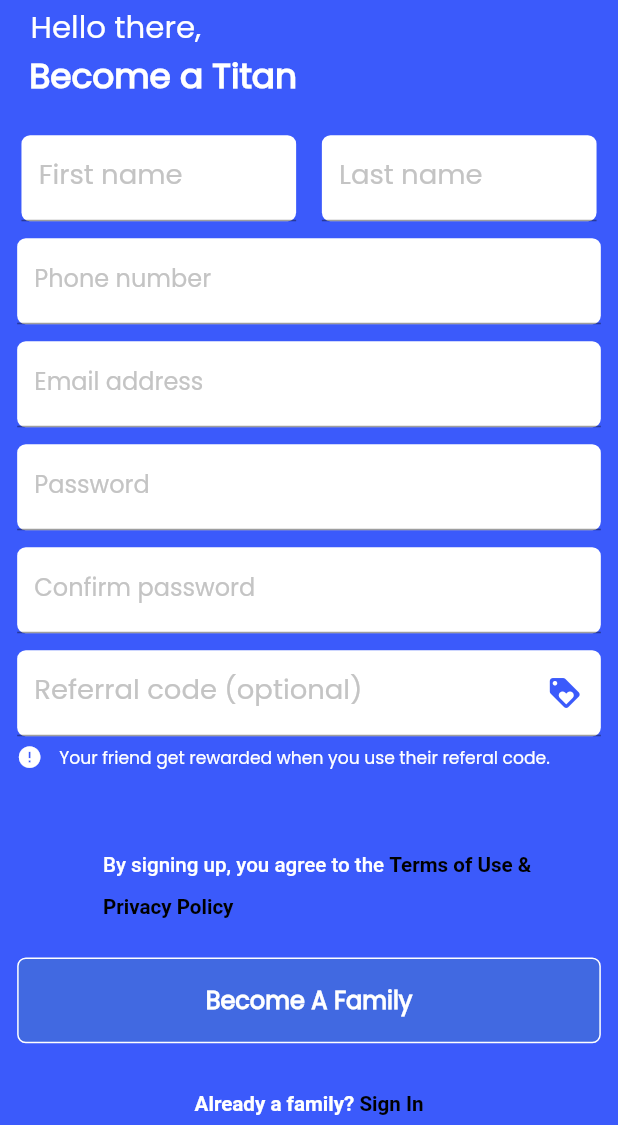
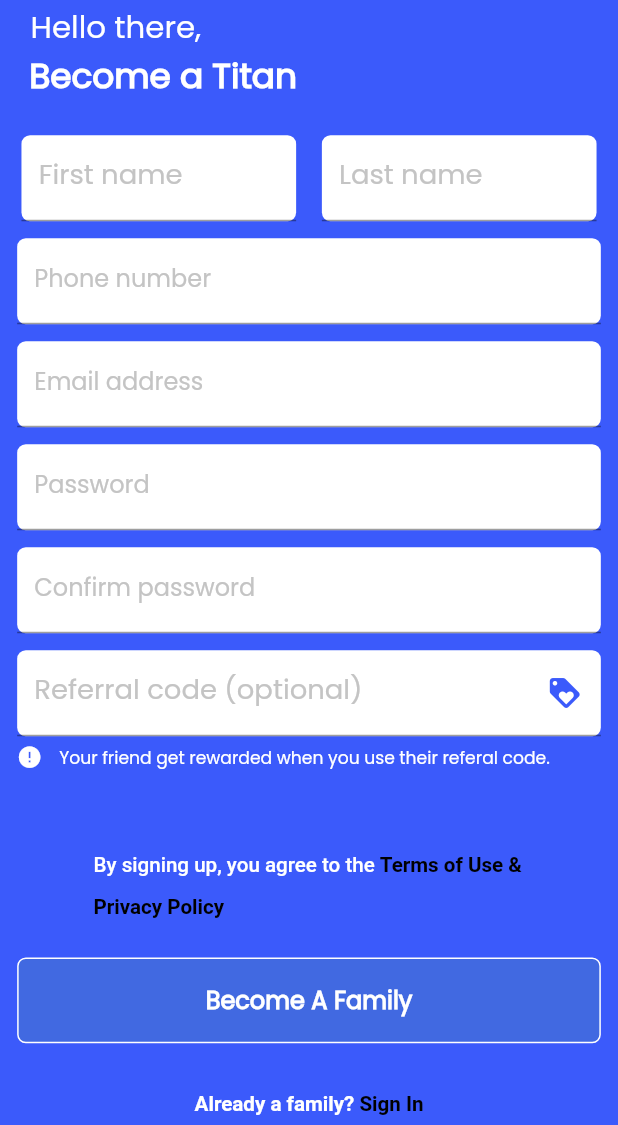
Before and after one commit to Cashkid500/govest_app, a Flutter app: the SignupScreen screen opened directly, on a phone screen of 412 x 824 dp, the part 111-1236 px from its top. Run offline on Flutter 3.47's test engine with Material 2 defaults, Android fonts, the light colour scheme and no system bars; our stand-ins replace flutter_screenutil.

Commit message:
Made some changes on the signup screen UI

```diff
--- a/lib/screens/signup/signup.dart
+++ b/lib/screens/signup/signup.dart
@@ -181,8 +181,8 @@ class _SignupScreenState extends State<SignupScreen> {
                ],
             ),
             SizedBox(height: 40.sp,),
-                Padding(
-                  padding: EdgeInsets.only(left: 60.sp, right: 40.sp),
+                SizedBox(
+                  width: 251.sp,
                   child: RichText(
                     text: TextSpan(
                           style: TextStyle(
```
